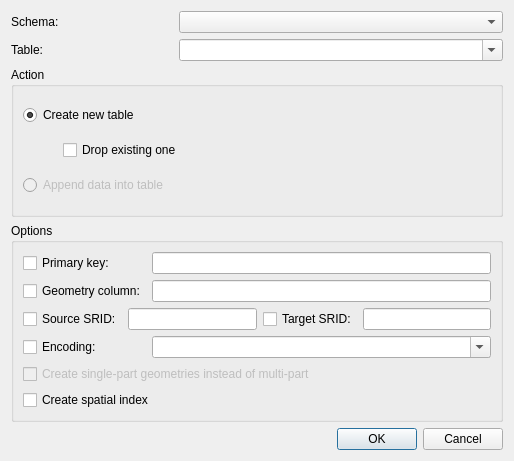
First picture: the form in db_manager/ui/DlgImportVector.ui, repository qgis/db_manager_plugin, before the edit.
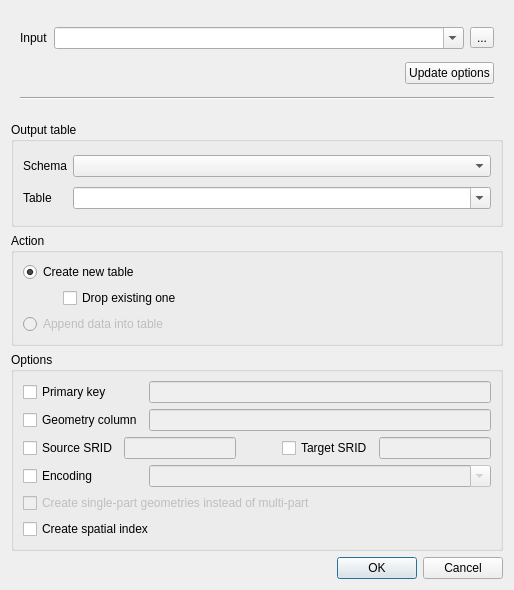
Second picture: the form after the edit.

Commit message:
dbmanager: allow to import layer from canvas (fix #6824), add dialog to choose vector file to be imported (fix #6825), allow to export table to vector file (fix #6826)
Thanks to Silvio Grosso for the sponsorship!

The edit to the form file:
```diff
--- a/db_manager/ui/DlgImportVector.ui
+++ b/db_manager/ui/DlgImportVector.ui
@@ -7,40 +7,143 @@
     <x>0</x>
     <y>0</y>
     <width>514</width>
-    <height>461</height>
+    <height>590</height>
    </rect>
   </property>
   <property name="windowTitle">
    <string>Import vector layer</string>
   </property>
-  <layout class="QVBoxLayout">
+  <layout class="QVBoxLayout" name="verticalLayout">
    <item>
-    <layout class="QGridLayout">
-     <item row="0" column="0">
-      <widget class="QLabel" name="label_2">
-       <property name="text">
-        <string>Schema:</string>
-       </property>
-      </widget>
-     </item>
-     <item row="0" column="1" colspan="2">
-      <widget class="QComboBox" name="cboSchema"/>
-     </item>
-     <item row="1" column="0">
-      <widget class="QLabel" name="label_3">
-       <property name="text">
-        <string>Table:</string>
-       </property>
-      </widget>
-     </item>
-     <item row="1" column="1" colspan="2">
-      <widget class="QComboBox" name="cboTable">
-       <property name="editable">
-        <bool>true</bool>
-       </property>
-      </widget>
-     </item>
-    </layout>
+    <widget class="QWidget" name="wdgInput" native="true">
+     <layout class="QGridLayout" name="gridLayout_3">
+      <item row="0" column="0">
+       <widget class="QLabel" name="label_5">
+        <property name="sizePolicy">
+         <sizepolicy hsizetype="Fixed" vsizetype="Preferred">
+          <horstretch>0</horstretch>
+          <verstretch>0</verstretch>
+         </sizepolicy>
+        </property>
+        <property name="text">
+         <string>Input</string>
+        </property>
+       </widget>
+      </item>
+      <item row="0" column="3">
+       <widget class="QToolButton" name="btnChooseInputFile">
+        <property name="text">
+         <string>...</string>
+        </property>
+       </widget>
+      </item>
+      <item row="2" column="0" colspan="4">
+       <widget class="Line" name="line">
+        <property name="orientation">
+         <enum>Qt::Horizontal</enum>
+        </property>
+       </widget>
+      </item>
+      <item row="0" column="1" colspan="2">
+       <widget class="QComboBox" name="cboInputLayer">
+        <property name="sizePolicy">
+         <sizepolicy hsizetype="Expanding" vsizetype="Fixed">
+          <horstretch>0</horstretch>
+          <verstretch>0</verstretch>
+         </sizepolicy>
+        </property>
+        <property name="editable">
+         <bool>true</bool>
+        </property>
+        <property name="insertPolicy">
+         <enum>QComboBox::NoInsert</enum>
+        </property>
+       </widget>
+      </item>
+      <item row="1" column="0" colspan="4">
+       <layout class="QHBoxLayout" name="horizontalLayout_2">
+        <item>
+         <spacer name="horizontalSpacer">
+          <property name="orientation">
+           <enum>Qt::Horizontal</enum>
+          </property>
+          <property name="sizeHint" stdset="0">
+           <size>
+            <width>40</width>
+            <height>20</height>
+           </size>
+          </property>
+         </spacer>
+        </item>
+        <item>
+         <widget class="QPushButton" name="btnUpdateInputLayer">
+          <property name="text">
+           <string>Update options</string>
+          </property>
+         </widget>
+        </item>
+       </layout>
+      </item>
+     </layout>
+    </widget>
+   </item>
+   <item>
+    <widget class="QGroupBox" name="groupBox_3">
+     <property name="title">
+      <string>Output table</string>
+     </property>
+     <layout class="QGridLayout" name="gridLayout_2">
+      <item row="0" column="0">
+       <widget class="QLabel" name="label_2">
+        <property name="text">
+         <string>Schema</string>
+        </property>
+       </widget>
+      </item>
+      <item row="0" column="1">
+       <widget class="QComboBox" name="cboSchema">
+        <property name="sizePolicy">
+         <sizepolicy hsizetype="Expanding" vsizetype="Fixed">
+          <horstretch>0</horstretch>
+          <verstretch>0</verstretch>
+         </sizepolicy>
+        </property>
+       </widget>
+      </item>
+      <item row="1" column="0">
+       <widget class="QLabel" name="label_3">
+        <property name="text">
+         <string>Table</string>
+        </property>
+       </widget>
+      </item>
+      <item row="1" column="1">
+       <widget class="QComboBox" name="cboTable">
+        <property name="sizePolicy">
+         <sizepolicy hsizetype="Expanding" vsizetype="Fixed">
+          <horstretch>0</horstretch>
+          <verstretch>0</verstretch>
+         </sizepolicy>
+        </property>
+        <property name="editable">
+         <bool>true</bool>
+        </property>
+        <property name="insertPolicy">
+         <enum>QComboBox::NoInsert</enum>
+        </property>
+       </widget>
+      </item>
+     </layout>
+     <zorder>cboTable</zorder>
+     <zorder>label_2</zorder>
+     <zorder>cboSchema</zorder>
+     <zorder>label_3</zorder>
+     <zorder>widget_3</zorder>
+     <zorder>cboTable</zorder>
+     <zorder>label_2</zorder>
+     <zorder>cboSchema</zorder>
+     <zorder>label_3</zorder>
+    </widget>
    </item>
    <item>
     <widget class="QGroupBox" name="groupBox">
@@ -107,56 +210,91 @@
       <item row="0" column="0">
        <widget class="QCheckBox" name="chkPrimaryKey">
         <property name="text">
-         <string>Primary key:</string>
+         <string>Primary key</string>
         </property>
        </widget>
       </item>
       <item row="0" column="1">
-       <widget class="QLineEdit" name="editPrimaryKey"/>
+       <widget class="QLineEdit" name="editPrimaryKey">
+        <property name="enabled">
+         <bool>false</bool>
+        </property>
+       </widget>
       </item>
       <item row="1" column="0">
        <widget class="QCheckBox" name="chkGeomColumn">
         <property name="text">
-         <string>Geometry column:</string>
+         <string>Geometry column</string>
         </property>
        </widget>
       </item>
       <item row="1" column="1">
-       <widget class="QLineEdit" name="editGeomColumn"/>
+       <widget class="QLineEdit" name="editGeomColumn">
+        <property name="enabled">
+         <bool>false</bool>
+        </property>
+       </widget>
       </item>
       <item row="2" column="0" colspan="2">
        <layout class="QHBoxLayout" name="horizontalLayout">
         <item>
          <widget class="QCheckBox" name="chkSourceSrid">
           <property name="text">
-           <string>Source SRID:</string>
+           <string>Source SRID</string>
           </property>
          </widget>
         </item>
         <item>
-         <widget class="QLineEdit" name="editSourceSrid"/>
+         <widget class="QLineEdit" name="editSourceSrid">
+          <property name="enabled">
+           <bool>false</bool>
+          </property>
+         </widget>
+        </item>
+        <item>
+         <spacer name="spacer">
+          <property name="orientation">
+           <enum>Qt::Horizontal</enum>
+          </property>
+          <property name="sizeType">
+           <enum>QSizePolicy::Fixed</enum>
+          </property>
+          <property name="sizeHint" stdset="0">
+           <size>
+            <width>40</width>
+            <height>20</height>
+           </size>
+          </property>
+         </spacer>
         </item>
         <item>
          <widget class="QCheckBox" name="chkTargetSrid">
           <property name="text">
-           <string>Target SRID:</string>
+           <string>Target SRID</string>
           </property>
          </widget>
         </item>
         <item>
-         <widget class="QLineEdit" name="editTargetSrid"/>
+         <widget class="QLineEdit" name="editTargetSrid">
+          <property name="enabled">
+           <bool>false</bool>
+          </property>
+         </widget>
         </item>
        </layout>
       </item>
       <item row="3" column="0">
        <widget class="QCheckBox" name="chkEncoding">
         <property name="text">
-         <string>Encoding:</string>
+         <string>Encoding</string>
         </property>
        </widget>
       </item>
       <item row="3" column="1">
        <widget class="QComboBox" name="cboEncoding">
+        <property name="enabled">
+         <bool>false</bool>
+        </property>
         <property name="editable">
          <bool>true</bool>
         </property>
```
Left out of the diff: 124 changed lines with no effect on the pictures. The commit also changes 5 other files.
